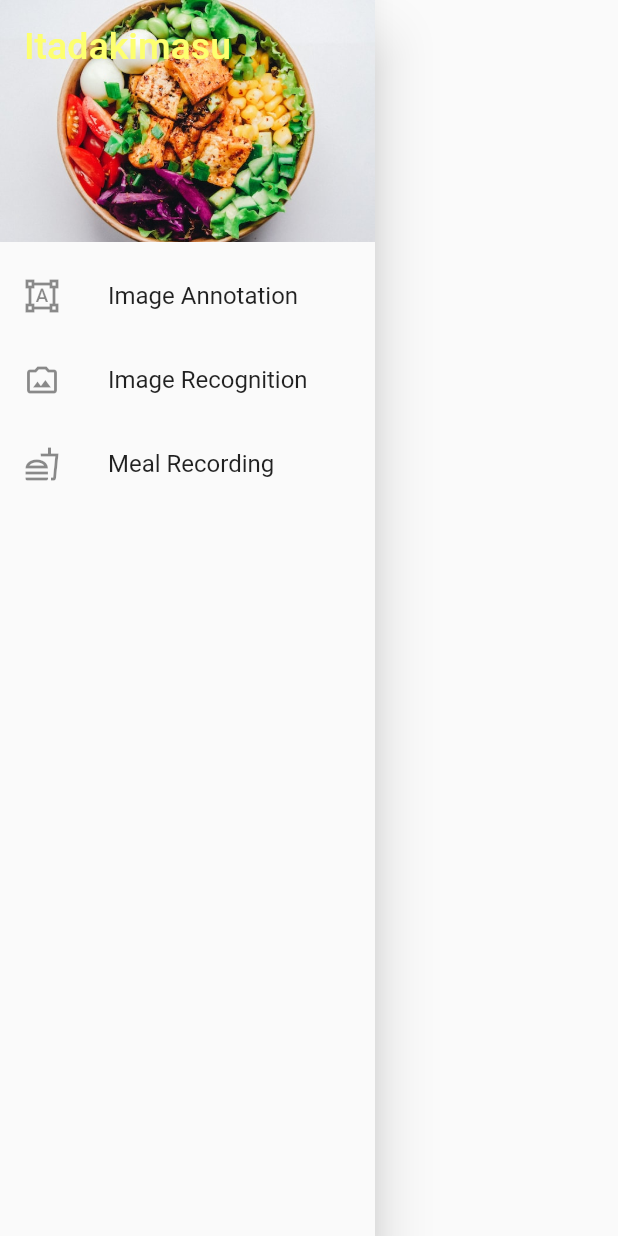
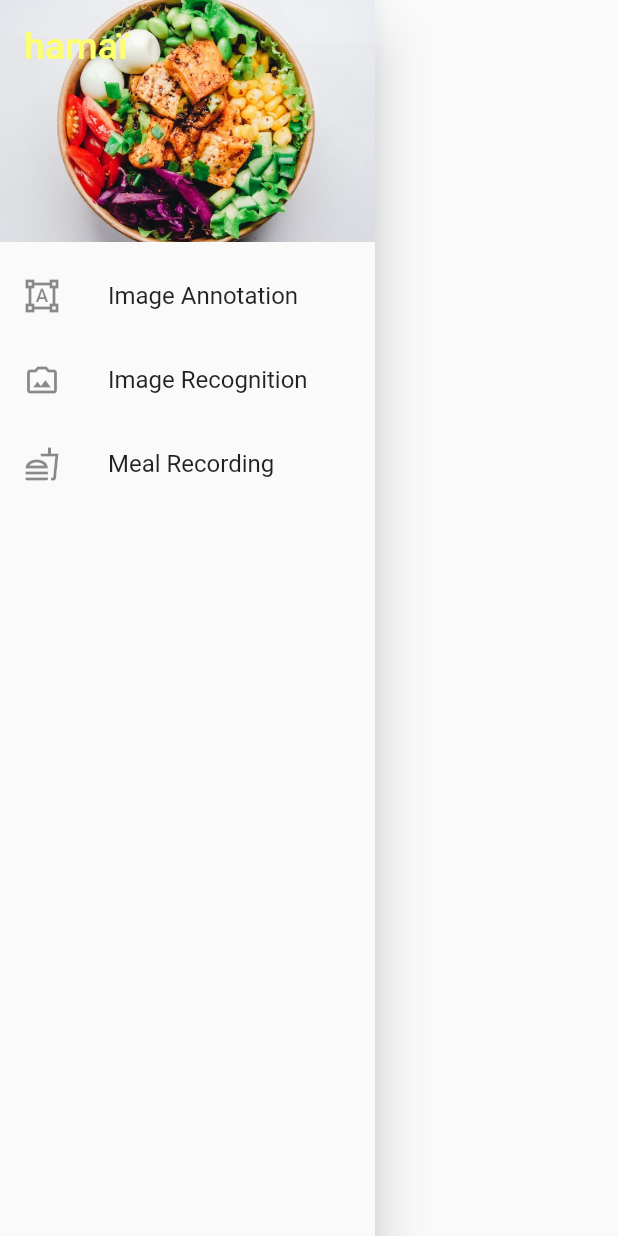
Before and after one commit to iconoyuri/food_agenda_flutter_app, a Flutter app: the NavDrawer widget shown alone on an empty page, opened directly, on a phone screen of 412 x 824 dp. Run offline on Flutter 3.47's test engine with Material 2 defaults, Android fonts, the phone set to English and light mode, and no system bars; our stand-ins replace flutter_spinkit, image_picker, sqflite, syncfusion_flutter_charts; missing offline and left inert: radio_group_v2; accounts and stored records are empty.

```diff
--- a/lib/ui/screens/home.dart
+++ b/lib/ui/screens/home.dart
@@ -107,7 +107,7 @@ class _HomeScreenState extends State<HomeScreen> {
     return Scaffold(
       drawer: NavDrawer(),
       appBar: AppBar(
-        title: const Text("Itadakimasu"),
+        title: const Text("hamaï"),
       ),
       body: RefreshIndicator(
         onRefresh: updateState,
@@ -123,10 +123,10 @@ class _HomeScreenState extends State<HomeScreen> {
           ),
         ),
       ),
-      floatingActionButton: FloatingActionButton(
-        onPressed: () => {Navigator.pushNamed(context, '/take/picture')},
-        child: const Icon(Icons.photo_camera),
-      ),
+      // floatingActionButton: FloatingActionButton(
+      //   onPressed: () => {Navigator.pushNamed(context, '/take/picture')},
+      //   child: const Icon(Icons.photo_camera),
+      // ),
     );
   }
 }
--- a/lib/ui/screens/loading.dart
+++ b/lib/ui/screens/loading.dart
@@ -43,7 +43,7 @@ class _LoadingScreenState extends State<LoadingScreen> {
           crossAxisAlignment: CrossAxisAlignment.center,
           children: <Widget>[
             Icon(
-              Icons.fastfood,
+              Icons.ramen_dining_outlined,
               size: 140,
               color: secondaryColor,
             ),
@@ -51,7 +51,7 @@ class _LoadingScreenState extends State<LoadingScreen> {
               height: 10,
             ),
             Text(
-              "Itadakimasu",
+              "hamaï",
               style: TextStyle(color: secondaryColor, fontSize: 20),
             ),
             const SizedBox(
--- a/lib/ui/views/nav_drawer.dart
+++ b/lib/ui/views/nav_drawer.dart
@@ -17,7 +17,7 @@ class NavDrawer extends StatelessWidget {
                       fit: BoxFit.cover,
                       image: AssetImage("assets/images/banner.jpg"))),
               child: Text(
-                'Itadakimasu',
+                'hamaï',
                 style: TextStyle(
                     color: Color.fromARGB(255, 253, 255, 111), fontSize: 25),
               ),
```
Also changed, not shown: lib/ui/screens/display_picture_screen.dart (+33 -17 lines), 3 other files.
